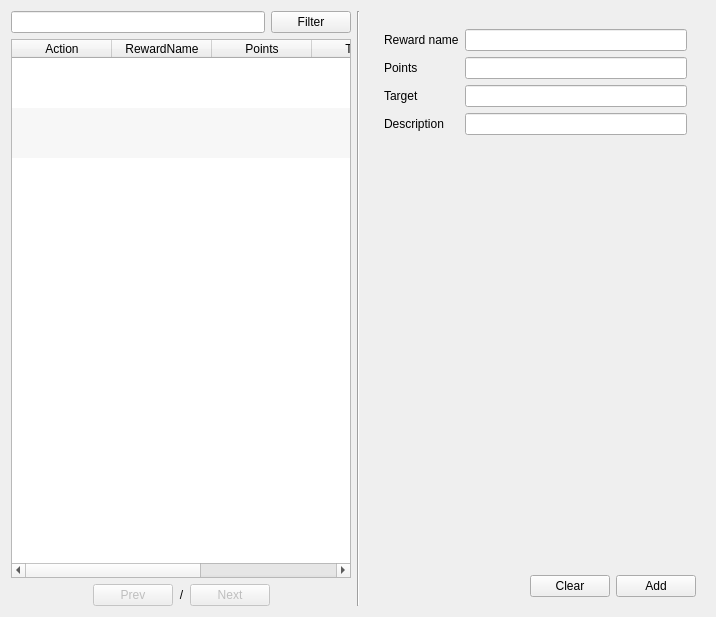
Old version of the form app/views/templates/generated/ManageReward.ui in the repository rondalefloyd/mts-pos.
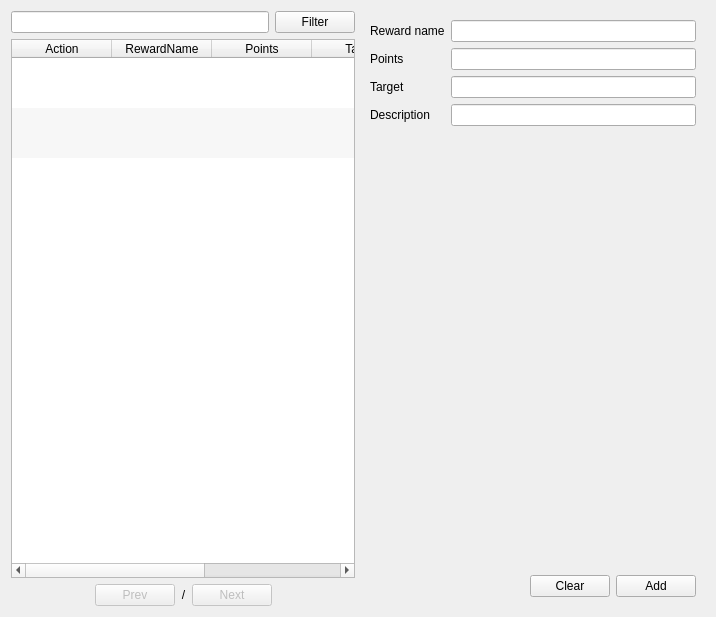
New version of the form.

```diff
--- a/app/views/templates/generated/ManageReward.ui
+++ b/app/views/templates/generated/ManageReward.ui
@@ -180,13 +180,6 @@
      </item>
     </layout>
    </item>
-   <item>
-    <widget class="Line" name="line">
-     <property name="orientation">
-      <enum>Qt::Vertical</enum>
-     </property>
-    </widget>
-   </item>
    <item>
     <widget class="QFrame" name="frameRegister">
      <property name="maximumSize">
@@ -196,17 +189,20 @@
       </size>
      </property>
      <layout class="QVBoxLayout" name="verticalLayout_2">
+      <property name="spacing">
+       <number>0</number>
+      </property>
       <property name="leftMargin">
-       <number>9</number>
+       <number>0</number>
       </property>
       <property name="topMargin">
-       <number>9</number>
+       <number>0</number>
       </property>
       <property name="rightMargin">
-       <number>9</number>
+       <number>0</number>
       </property>
       <property name="bottomMargin">
-       <number>9</number>
+       <number>0</number>
       </property>
       <item>
        <widget class="QScrollArea" name="scrollArea">
@@ -221,8 +217,8 @@
           <rect>
            <x>0</x>
            <y>0</y>
-           <width>262</width>
-           <height>550</height>
+           <width>289</width>
+           <height>558</height>
           </rect>
          </property>
          <layout class="QFormLayout" name="formLayout">
@@ -279,7 +275,8 @@
        </widget>
       </item>
       <item>
-       <layout class="QHBoxLayout" name="horizontalLayout_3">
+       <widget class="QWidget" name="widget" native="true">
+        <layout class="QHBoxLayout" name="horizontalLayout_5">
         <item>
          <spacer name="horizontalSpacer_3">
           <property name="orientation">
@@ -308,6 +305,7 @@
          </widget>
         </item>
        </layout>
+       </widget>
       </item>
      </layout>
     </widget>
```
Lines whose indentation alone changed are shown as unchanged.
